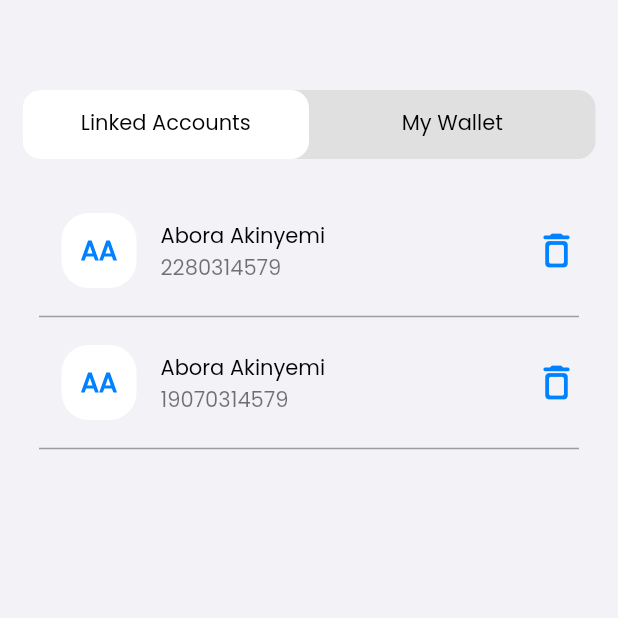
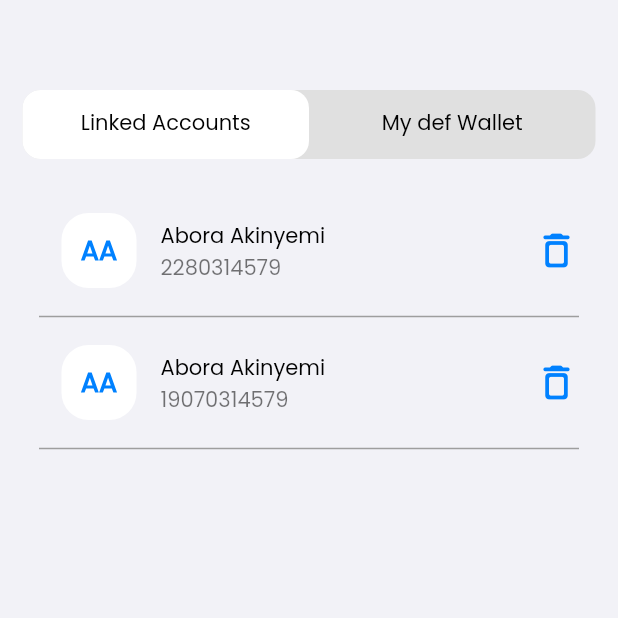
Before and after one commit to KehnKorir/FirstMonieWallet, a Flutter app: the AddWalletAccountScreen screen opened directly, on a phone screen of 412 x 824 dp, the top half of it. Run offline on Flutter 3.47's test engine with Material 2 defaults, Android fonts, the phone set to English and light mode, and no system bars; our stand-ins replace flutter_svg, sliding_up_panel.

Commit message:
changed lable in add_wallet_account.dart

```diff
--- a/lib/widgets/add_wallet_account.dart
+++ b/lib/widgets/add_wallet_account.dart
@@ -93,7 +93,7 @@ class _AddWalletAccountScreenState extends State<AddWalletAccountScreen>
 
                 // second tab
                 Tab(
-                  text: 'My Wallet',
+                  text: 'My def Wallet',
                 ),
               ],
             ),
```
